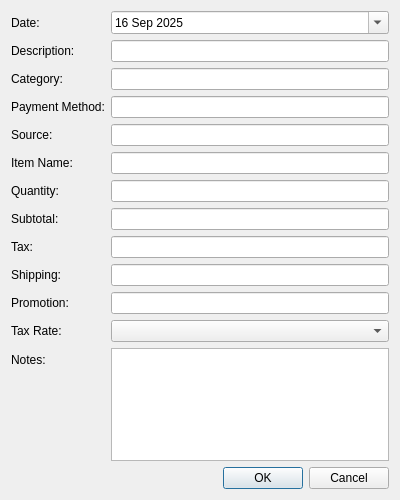
This is ui/addExpenseDetailWindow.ui in Jaeger790/bntcandles as Qt 5 draws it before an edit. The edited form follows.
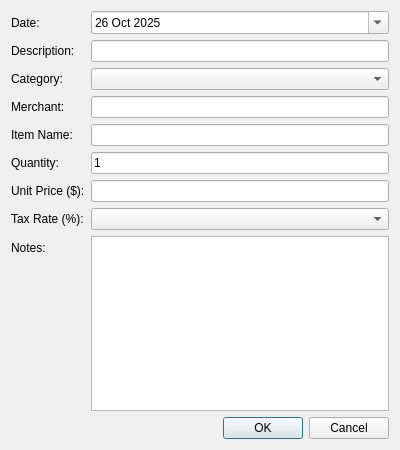
This is the edited form.

The edit to the form file:
```diff
--- a/ui/addExpenseDetailWindow.ui
+++ b/ui/addExpenseDetailWindow.ui
@@ -3,12 +3,7 @@
  <class>AddExpenseDetailWindow</class>
  <widget class="QDialog" name="AddExpenseDetailWindow">
   <property name="geometry">
-   <rect>
-    <x>0</x>
-    <y>0</y>
-    <width>400</width>
-    <height>500</height>
-   </rect>
+   <rect><x>0</x><y>0</y><width>400</width><height>450</height></rect>
   </property>
   <property name="windowTitle">
    <string>Add Expense Detail</string>
@@ -16,160 +11,30 @@
   <layout class="QVBoxLayout" name="verticalLayout">
    <item>
     <layout class="QFormLayout" name="formLayout">
-     <property name="fieldGrowthPolicy">
-      <enum>QFormLayout::FieldGrowthPolicy::AllNonFixedFieldsGrow</enum>
-     </property>
-     <item row="0" column="0">
-      <widget class="QLabel" name="dateLabel">
-       <property name="text">
-        <string>Date:</string>
-       </property>
-      </widget>
-     </item>
-     <item row="0" column="1">
-      <widget class="QDateEdit" name="dateEdit">
-       <property name="calendarPopup">
-        <bool>true</bool>
-       </property>
-       <property name="date">
-        <date>
-         <year>2025</year>
-         <month>9</month>
-         <day>16</day>
-        </date>
-       </property>
-      </widget>
-     </item>
-     <item row="1" column="0">
-      <widget class="QLabel" name="descriptionLabel">
-       <property name="text">
-        <string>Description:</string>
-       </property>
-      </widget>
-     </item>
-     <item row="1" column="1">
-      <widget class="QLineEdit" name="descriptionEdit"/>
-     </item>
-     <item row="2" column="0">
-      <widget class="QLabel" name="categoryLabel">
-       <property name="text">
-        <string>Category:</string>
-       </property>
-      </widget>
-     </item>
-     <item row="2" column="1">
-      <widget class="QLineEdit" name="categoryEdit"/>
-     </item>
-     <item row="3" column="0">
-      <widget class="QLabel" name="paymentMethodLabel">
-       <property name="text">
-        <string>Payment Method:</string>
-       </property>
-      </widget>
-     </item>
-     <item row="3" column="1">
-      <widget class="QLineEdit" name="paymentMethodEdit"/>
-     </item>
-     <item row="4" column="0">
-      <widget class="QLabel" name="sourceLabel">
-       <property name="text">
-        <string>Source:</string>
-       </property>
-      </widget>
-     </item>
-     <item row="4" column="1">
-      <widget class="QLineEdit" name="sourceEdit"/>
-     </item>
-     <item row="5" column="0">
-      <widget class="QLabel" name="itemNameLabel">
-       <property name="text">
-        <string>Item Name:</string>
-       </property>
-      </widget>
-     </item>
-     <item row="5" column="1">
-      <widget class="QLineEdit" name="itemNameEdit"/>
-     </item>
-     <item row="6" column="0">
-      <widget class="QLabel" name="quantityLabel">
-       <property name="text">
-        <string>Quantity:</string>
-       </property>
-      </widget>
-     </item>
-     <item row="6" column="1">
-      <widget class="QLineEdit" name="quantityEdit"/>
-     </item>
-     <item row="7" column="0">
-      <widget class="QLabel" name="subtotalLabel">
-       <property name="text">
-        <string>Subtotal:</string>
-       </property>
-      </widget>
-     </item>
-     <item row="7" column="1">
-      <widget class="QLineEdit" name="subtotalEdit"/>
-     </item>
-     <item row="8" column="0">
-      <widget class="QLabel" name="taxLabel">
-       <property name="text">
-        <string>Tax:</string>
-       </property>
-      </widget>
-     </item>
-     <item row="8" column="1">
-      <widget class="QLineEdit" name="taxEdit"/>
-     </item>
-     <item row="9" column="0">
-      <widget class="QLabel" name="shippingLabel">
-       <property name="text">
-        <string>Shipping:</string>
-       </property>
-      </widget>
-     </item>
-     <item row="9" column="1">
-      <widget class="QLineEdit" name="shippingEdit"/>
-     </item>
-     <item row="10" column="0">
-      <widget class="QLabel" name="promotionLabel">
-       <property name="text">
-        <string>Promotion:</string>
-       </property>
-      </widget>
-     </item>
-     <item row="10" column="1">
-      <widget class="QLineEdit" name="promotionEdit"/>
-     </item>
-     <item row="12" column="0">
-      <widget class="QLabel" name="taxRateLabel">
-       <property name="text">
-        <string>Tax Rate:</string>
-       </property>
-      </widget>
-     </item>
-     <item row="13" column="0">
-      <widget class="QLabel" name="notesLabel">
-       <property name="text">
-        <string>Notes:</string>
-       </property>
-      </widget>
-     </item>
-     <item row="13" column="1">
-      <widget class="QTextEdit" name="notesEdit"/>
-     </item>
-     <item row="12" column="1">
-      <widget class="QComboBox" name="taxRateEdit"/>
-     </item>
+     <!-- Rows: dateEdit, descriptionEdit, categoryComboBox, merchantEdit, itemNameEdit, quantityEdit, unitPriceEdit, taxRateComboBox, notesEdit -->
+     <item row="0" column="0"><widget class="QLabel" name="dateLabel"><property name="text"><string>Date:</string></property></widget></item>
+     <item row="0" column="1"><widget class="QDateEdit" name="dateEdit"><property name="calendarPopup"><bool>true</bool></property><property name="date"><date><year>2025</year><month>10</month><day>26</day></date></property></widget></item>
+     <item row="1" column="0"><widget class="QLabel" name="descriptionLabel"><property name="text"><string>Description:</string></property></widget></item>
+     <item row="1" column="1"><widget class="QLineEdit" name="descriptionEdit"/></item>
+     <item row="2" column="0"><widget class="QLabel" name="categoryLabel"><property name="text"><string>Category:</string></property></widget></item>
+     <item row="2" column="1"><widget class="QComboBox" name="categoryComboBox"/></item>
+     <item row="3" column="0"><widget class="QLabel" name="merchantLabel"><property name="text"><string>Merchant:</string></property></widget></item>
+     <item row="3" column="1"><widget class="QLineEdit" name="merchantEdit"/></item>
+     <item row="4" column="0"><widget class="QLabel" name="itemNameLabel"><property name="text"><string>Item Name:</string></property></widget></item>
+     <item row="4" column="1"><widget class="QLineEdit" name="itemNameEdit"/></item>
+     <item row="5" column="0"><widget class="QLabel" name="quantityLabel"><property name="text"><string>Quantity:</string></property></widget></item>
+     <item row="5" column="1"><widget class="QLineEdit" name="quantityEdit"><property name="text"><string>1</string></property></widget></item>
+     <item row="6" column="0"><widget class="QLabel" name="unitPriceLabel"><property name="text"><string>Unit Price ($):</string></property></widget></item>
+     <item row="6" column="1"><widget class="QLineEdit" name="unitPriceEdit"/></item>
+     <item row="7" column="0"><widget class="QLabel" name="taxRateLabel"><property name="text"><string>Tax Rate (%):</string></property></widget></item>
+     <item row="7" column="1"><widget class="QComboBox" name="taxRateComboBox"/></item>
+     <item row="8" column="0"><widget class="QLabel" name="notesLabel"><property name="text"><string>Notes:</string></property></widget></item>
+     <item row="8" column="1"><widget class="QTextEdit" name="notesEdit"/></item>
     </layout>
    </item>
    <item>
     <widget class="QDialogButtonBox" name="buttonBox">
-     <property name="orientation">
-      <enum>Qt::Orientation::Horizontal</enum>
-     </property>
-     <property name="standardButtons">
-      <set>QDialogButtonBox::StandardButton::Cancel|QDialogButtonBox::StandardButton::Ok</set>
-     </property>
+     <property name="standardButtons"><set>QDialogButtonBox::Cancel|QDialogButtonBox::Ok</set></property>
     </widget>
    </item>
   </layout>
```
Left out of the diff: 38 changed lines with no effect on the pictures.
